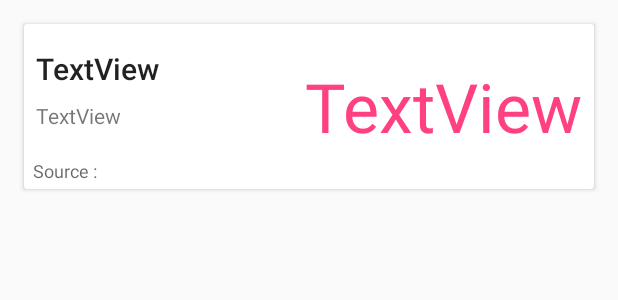
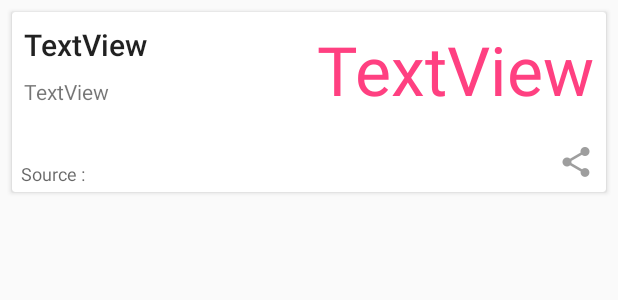
Before and after one commit to tpfaff/fieldguide, an Android app: the layout poll_list_item.xml on its own in the app's theme, with its tools: preview values and no code run, on a phone screen of 412 x 824 dp. Shown: the top 300 px of the screen. Run offline under Robolectric (Android 15) with nearby library versions, the phone set to English and light mode, and no system bars.

Commit message:
Working on layouts

```diff
--- a/app/src/main/java/com/example/tyler/myapplication/agree/PollModel.kt
+++ b/app/src/main/java/com/example/tyler/myapplication/agree/PollModel.kt
@@ -2,5 +2,6 @@ package com.example.tyler.myapplication.agree
 
 data class PollModel(val title: String = "",
                      val body: String = "",
-                     val source: String = "",
+                     val fullUrl: String = "",
+                     val displayUrl: String = "",
                      val percent: String = "")
--- a/app/src/main/res/layout/fragment_agree.xml
+++ b/app/src/main/res/layout/fragment_agree.xml
@@ -15,9 +15,9 @@
 
     <ProgressBar
         android:id="@+id/progress_bar"
-        android:layout_width="wrap_content"
-        android:layout_height="wrap_content"
-        android:layout_gravity="center_horizontal|top"
+        android:layout_width="80dp"
+        android:layout_height="80dp"
+        android:layout_gravity="center"
         android:visibility="gone"
         />
 
--- a/app/src/main/res/layout/poll_list_item.xml
+++ b/app/src/main/res/layout/poll_list_item.xml
@@ -4,16 +4,17 @@
     xmlns:app="http://schemas.android.com/apk/res-auto"
     xmlns:tools="http://schemas.android.com/tools"
     android:layout_width="match_parent"
-    android:layout_height="110dp"
-    android:layout_margin="16dp"
-    >
+    android:layout_height="120dp"
+    android:layout_marginStart="8dp"
+    android:layout_marginTop="8dp"
+    android:layout_marginEnd="8dp">
 
     <androidx.constraintlayout.widget.ConstraintLayout xmlns:android="http://schemas.android.com/apk/res/android"
         android:layout_width="match_parent"
         android:layout_height="match_parent"
-        android:foreground="?attr/selectableItemBackground"
         android:clickable="true"
-        android:focusable="true">
+        android:focusable="true"
+        android:foreground="?attr/selectableItemBackground">
 
 
         <TextView
@@ -21,7 +22,7 @@
             android:layout_width="wrap_content"
             android:layout_height="wrap_content"
             android:layout_marginStart="8dp"
-            android:layout_marginTop="16dp"
+            android:layout_marginTop="8dp"
             android:text="TextView"
             android:textAppearance="@android:style/TextAppearance.Material.Title"
             app:layout_constraintStart_toStartOf="parent"
@@ -34,6 +35,9 @@
             android:layout_marginStart="8dp"
             android:layout_marginTop="8dp"
             android:text="TextView"
+            app:layout_constrainedWidth="true"
+            app:layout_constraintEnd_toStartOf="@+id/percent_textView"
+            app:layout_constraintHorizontal_bias="0.0"
             app:layout_constraintStart_toStartOf="parent"
             app:layout_constraintTop_toBottomOf="@+id/title_textview" />
 
@@ -54,13 +58,24 @@
             android:layout_height="wrap_content"
             android:layout_marginTop="8dp"
             android:layout_marginEnd="8dp"
-            android:layout_marginBottom="8dp"
-            android:textColor="@color/colorAccent"
             android:text="TextView"
             android:textAppearance="@android:style/TextAppearance.Material.Display2"
-            app:layout_constraintBottom_toBottomOf="parent"
+            android:textColor="@color/colorAccent"
             app:layout_constraintEnd_toEndOf="parent"
             app:layout_constraintTop_toTopOf="parent" />
+
+        <ImageButton
+            android:id="@+id/button"
+            android:layout_width="wrap_content"
+            android:layout_height="wrap_content"
+            android:layout_marginEnd="8dp"
+            android:layout_marginBottom="8dp"
+            android:background="@null"
+            android:foreground="?selectableItemBackground"
+            android:src="@drawable/ic_share_grey_500_24dp"
+            app:layout_constraintBottom_toBottomOf="parent"
+            app:layout_constraintEnd_toEndOf="parent" />
+
     </androidx.constraintlayout.widget.ConstraintLayout>
 
 </androidx.cardview.widget.CardView>
```
Also changed, not shown: app/src/main/AndroidManifest.xml (+9 -7 lines), app/src/main/java/com/example/tyler/myapplication/App.kt (added, +15 -0 lines), app/src/main/java/com/example/tyler/myapplication/agree/AgreeFragment.kt (+29 -23 lines), app/src/main/java/com/example/tyler/myapplication/overview/OverviewFragment.kt (+7 -1 lines), app/src/main/res/drawable-hdpi/ic_share_grey_500_24dp.png (added), app/src/main/res/drawable-mdpi/ic_share_grey_500_24dp.png (added), app/src/main/res/drawable-xhdpi/ic_share_grey_500_24dp.png (added), app/src/main/res/drawable-xxhdpi/ic_share_grey_500_24dp.png (added), app/src/main/res/drawable-xxxhdpi/ic_share_grey_500_24dp.png (added).
